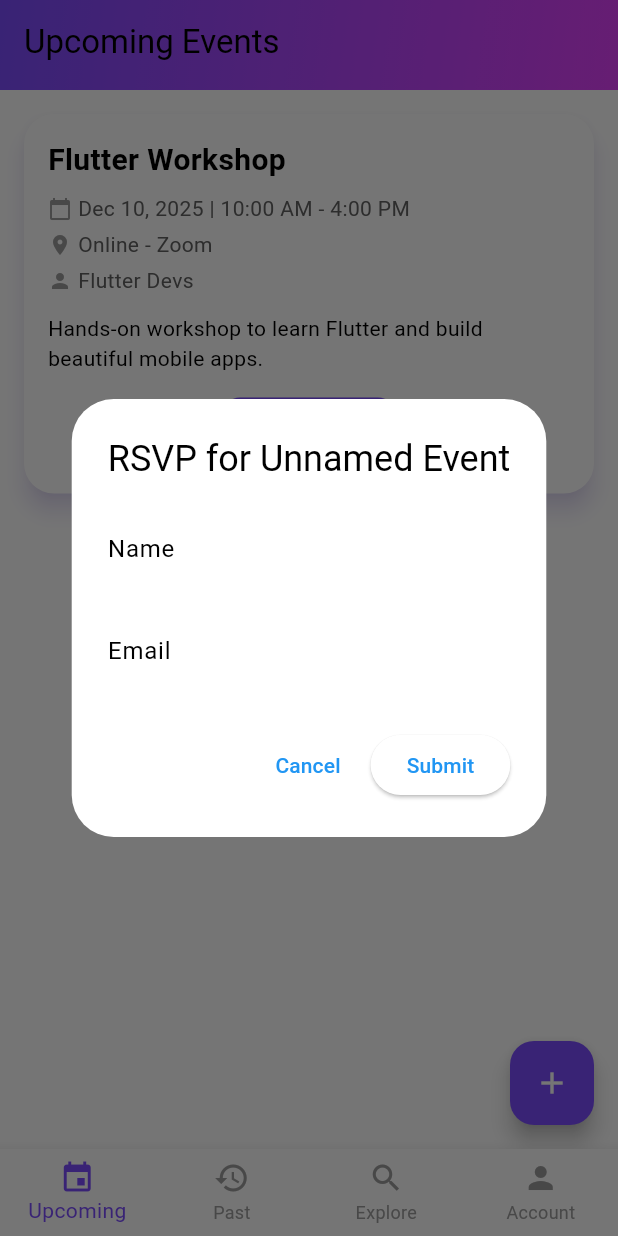
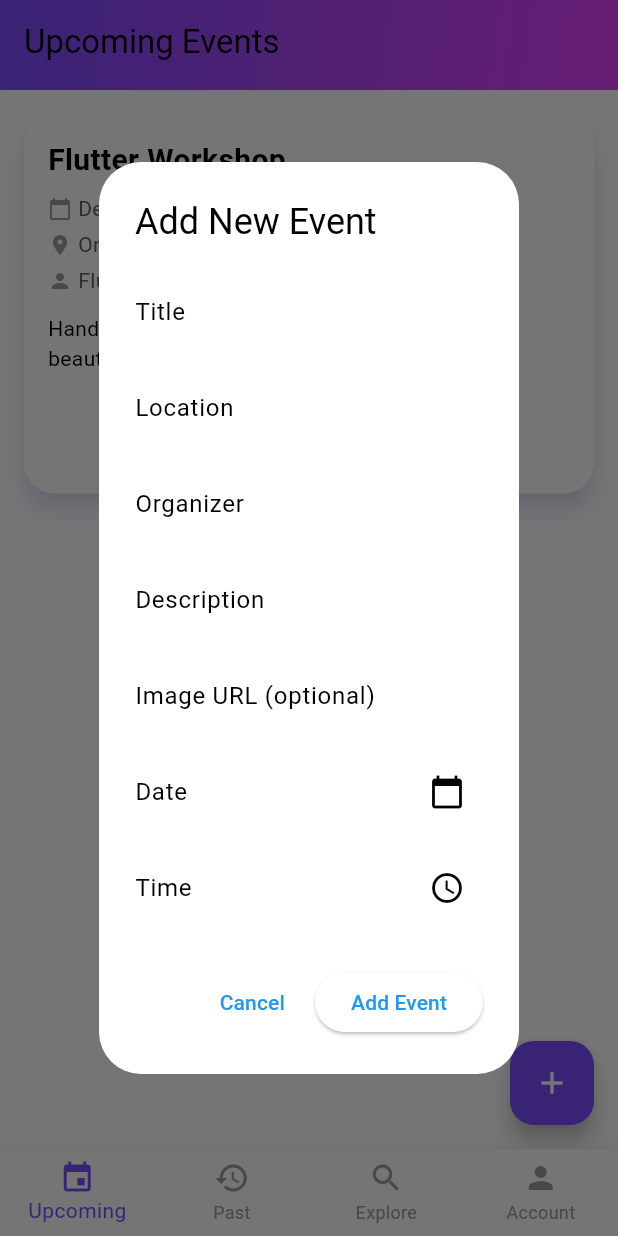
Before and after one commit to VarunHarinath/event_management_app, a Flutter app: the screen it shows after launch, after a tap on the "add" icon, on a phone screen of 412 x 824 dp. Run offline on Flutter 3.47's test engine with Material 3 defaults, Android fonts, the phone set to English and light mode, and no system bars.

```diff
--- a/lib/screens/home_screen.dart
+++ b/lib/screens/home_screen.dart
@@ -42,6 +42,144 @@ class _HomeScreenState extends State<HomeScreen> {
     if (rsvp != null) moveToPast(event);
   }
 
+  // Show add event form dialog
+  Future<Map<String, String>?> _showAddEventDialog() async {
+    final _formKey = GlobalKey<FormState>();
+    String title = '';
+    String date = '';
+    String time = '';
+    String location = '';
+    String organizer = '';
+    String description = '';
+    String image = '';
+
+    // Persistent controllers for date and time
+    final TextEditingController dateController = TextEditingController();
+    final TextEditingController timeController = TextEditingController();
+
+    return showDialog<Map<String, String>>(
+      context: context,
+      builder: (context) {
+        return AlertDialog(
+          title: Text('Add New Event'),
+          content: SingleChildScrollView(
+            child: Form(
+              key: _formKey,
+              child: Column(
+                mainAxisSize: MainAxisSize.min,
+                children: [
+                  TextFormField(
+                    decoration: InputDecoration(labelText: 'Title'),
+                    validator: (val) =>
+                        val == null || val.isEmpty ? 'Enter title' : null,
+                    onSaved: (val) => title = val!.trim(),
+                  ),
+                  SizedBox(height: 8),
+                  TextFormField(
+                    decoration: InputDecoration(labelText: 'Location'),
+                    validator: (val) =>
+                        val == null || val.isEmpty ? 'Enter location' : null,
+                    onSaved: (val) => location = val!.trim(),
+                  ),
+                  SizedBox(height: 8),
+                  TextFormField(
+                    decoration: InputDecoration(labelText: 'Organizer'),
+                    validator: (val) =>
+                        val == null || val.isEmpty ? 'Enter organizer' : null,
+                    onSaved: (val) => organizer = val!.trim(),
+                  ),
+                  SizedBox(height: 8),
+                  TextFormField(
+                    decoration: InputDecoration(labelText: 'Description'),
+                    validator: (val) =>
+                        val == null || val.isEmpty ? 'Enter description' : null,
+                    onSaved: (val) => description = val!.trim(),
+                  ),
+                  SizedBox(height: 8),
+                  TextFormField(
+                    decoration: InputDecoration(
+                      labelText: 'Image URL (optional)',
+                    ),
+                    onSaved: (val) => image = val?.trim() ?? '',
+                  ),
+                  SizedBox(height: 8),
+                  // Date field
+                  TextFormField(
+                    controller: dateController,
+                    readOnly: true,
+                    decoration: InputDecoration(
+                      labelText: 'Date',
+                      suffixIcon: Icon(Icons.calendar_today),
+                    ),
+                    onTap: () async {
+                      DateTime? picked = await showDatePicker(
+                        context: context,
+                        initialDate: DateTime.now(),
+                        firstDate: DateTime(2023),
+                        lastDate: DateTime(2030),
+                      );
+                      if (picked != null) {
+                        date = '${picked.year}-${picked.month}-${picked.day}';
+                        dateController.text = date;
+                      }
+                    },
+                    validator: (val) =>
+                        val == null || val.isEmpty ? 'Select date' : null,
+                  ),
+                  SizedBox(height: 8),
+                  // Time field
+                  TextFormField(
+                    controller: timeController,
+                    readOnly: true,
+                    decoration: InputDecoration(
+                      labelText: 'Time',
+                      suffixIcon: Icon(Icons.access_time),
+                    ),
+                    onTap: () async {
+                      TimeOfDay? picked = await showTimePicker(
+                        context: context,
+                        initialTime: TimeOfDay.now(),
+                      );
+                      if (picked != null) {
+                        time = picked.format(context);
+                        timeController.text = time;
+                      }
+                    },
+                    validator: (val) =>
+                        val == null || val.isEmpty ? 'Select time' : null,
+                  ),
+                ],
+              ),
+            ),
+          ),
+          actions: [
+            TextButton(
+              onPressed: () => Navigator.pop(context, null),
+              child: Text('Cancel'),
+            ),
+            ElevatedButton(
+              onPressed: () {
+                if (_formKey.currentState!.validate()) {
+                  _formKey.currentState!.save();
+                  Navigator.pop(context, {
+                    'title': title,
+                    'date': date,
+                    'time': time,
+                    'location': location,
+                    'organizer': organizer,
+                    'description': description,
+                    'image': image,
+                  });
+                }
+              },
+              child: Text('Add Event'),
+            ),
+          ],
+        );
+      },
+    );
+  }
+
   @override
   Widget build(BuildContext context) {
     return Scaffold(
@@ -62,10 +200,7 @@ class _HomeScreenState extends State<HomeScreen> {
       ),
       floatingActionButton: FloatingActionButton(
         onPressed: () async {
-          final newEvent = await showDialog<Map<String, String>>(
-            context: context,
-            builder: (_) => RSVPFormDialog(event: {}),
-          );
+          final newEvent = await _showAddEventDialog();
           if (newEvent != null) {
             setState(() {
               events.add(newEvent);
```
